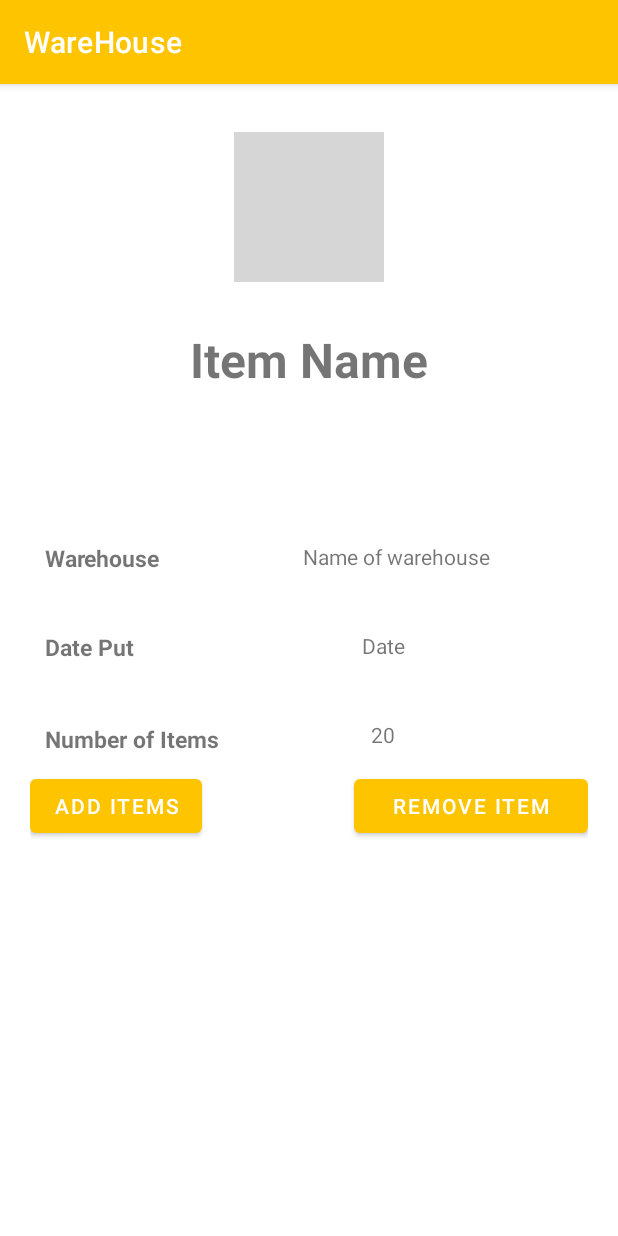
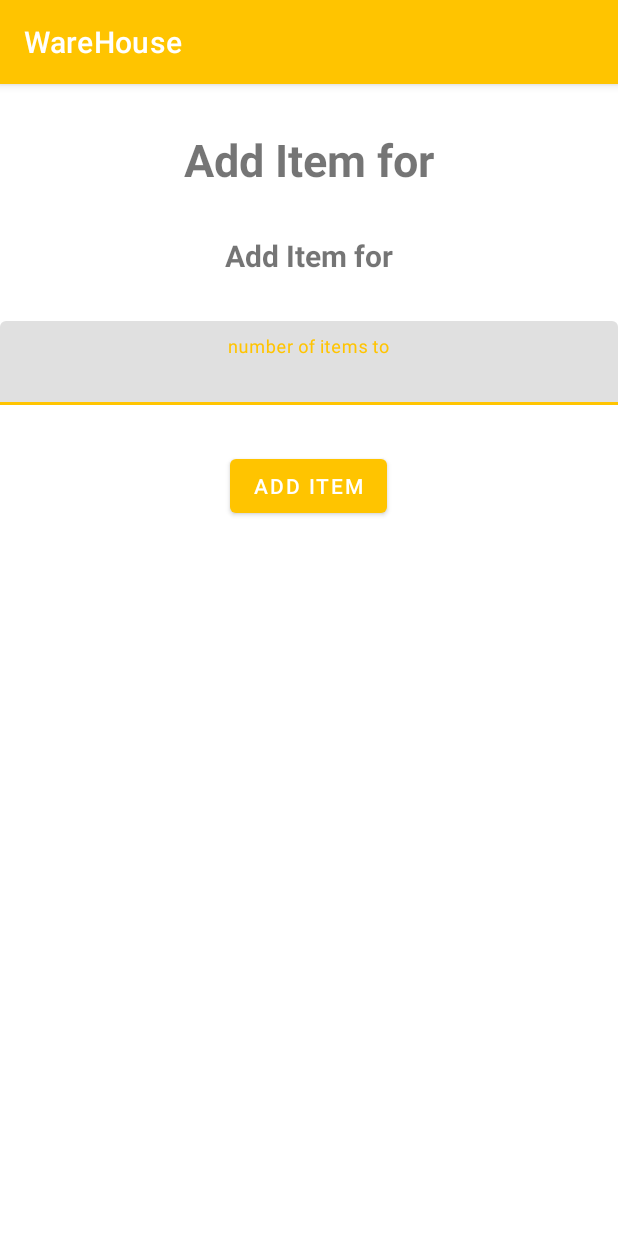
Before and after one commit to Kipbett/WareHouseApp, an Android app: the InventoryItemActivity screen opened directly, with no data from a screen before it, after a tap on "REMOVE ITEM", on a phone screen of 412 x 824 dp. Run offline under Robolectric (Android 15) with nearby library versions, the phone set to English and light mode, and no system bars; grey boxes are pictures that could not be loaded.

Commit message:
Add and Remove UI interfaces

```diff
--- a/app/build.gradle
+++ b/app/build.gradle
@@ -1,5 +1,6 @@
 plugins {
     id 'com.android.application'
+    id 'com.google.gms.google-services'
 }
 
 android {
@@ -37,6 +38,7 @@ dependencies {
     implementation 'com.google.android.gms:play-services-maps:17.0.0'
     implementation 'com.google.android.gms:play-services-location:17.1.0'
     implementation 'androidx.recyclerview:recyclerview:1.2.0-beta01'
+    implementation 'com.google.firebase:firebase-database:19.2.1'
     testImplementation 'junit:junit:4.+'
     androidTestImplementation 'androidx.test.ext:junit:1.1.1'
     androidTestImplementation 'androidx.test.espresso:espresso-core:3.2.0'
--- a/app/src/main/AndroidManifest.xml
+++ b/app/src/main/AndroidManifest.xml
@@ -16,7 +16,9 @@
         android:roundIcon="@mipmap/factory_ic_round"
         android:supportsRtl="true"
         android:theme="@style/Theme.WareHouse">
-        <activity android:name=".InventoryItemActivity"></activity>
+        <activity android:name=".RemoveItemActivity"></activity>
+        <activity android:name=".AddItemActivity" />
+        <activity android:name=".InventoryItemActivity" />
         <activity android:name=".BookingActivity" />
         <activity android:name=".InventoryActivity" />
         <activity android:name=".WarehouseDetailsActivity" />
--- a/app/src/main/java/com/example/warehouse/InventoryItemActivity.java
+++ b/app/src/main/java/com/example/warehouse/InventoryItemActivity.java
@@ -2,6 +2,7 @@ package com.example.warehouse;
 
 import androidx.appcompat.app.AppCompatActivity;
 
+import android.content.Intent;
 import android.os.Bundle;
 import android.view.View;
 import android.widget.Button;
@@ -30,6 +31,8 @@ public class InventoryItemActivity extends AppCompatActivity {
             @Override
             public void onClick(View v) {
                 Toast.makeText(InventoryItemActivity.this, "Add Items to warehouse", Toast.LENGTH_SHORT).show();
+                Intent intent_add = new Intent(InventoryItemActivity.this, AddItemActivity.class);
+                startActivity(intent_add);
             }
         });
 
@@ -37,6 +40,8 @@ public class InventoryItemActivity extends AppCompatActivity {
             @Override
             public void onClick(View v) {
                 Toast.makeText(InventoryItemActivity.this, "Remove Items from Warehouse", Toast.LENGTH_SHORT).show();
+                Intent intent_add = new Intent(InventoryItemActivity.this, RemoveItemActivity.class);
+                startActivity(intent_add);
             }
         });
     }
--- /dev/null
+++ b/app/src/main/java/com/example/warehouse/RemoveItemActivity.java
@@ -0,0 +1,14 @@
+package com.example.warehouse;
+
+import androidx.appcompat.app.AppCompatActivity;
+
+import android.os.Bundle;
+
+public class RemoveItemActivity extends AppCompatActivity {
+
+    @Override
+    protected void onCreate(Bundle savedInstanceState) {
+        super.onCreate(savedInstanceState);
+        setContentView(R.layout.activity_remove_item);
+    }
+}
--- /dev/null
+++ b/app/src/main/res/layout/activity_remove_item.xml
@@ -0,0 +1,54 @@
+<?xml version="1.0" encoding="utf-8"?>
+<RelativeLayout xmlns:android="http://schemas.android.com/apk/res/android"
+    xmlns:app="http://schemas.android.com/apk/res-auto"
+    xmlns:tools="http://schemas.android.com/tools"
+    android:layout_width="match_parent"
+    android:layout_height="match_parent"
+    tools:context=".AddItemActivity">
+
+    <TextView
+        android:layout_width="match_parent"
+        android:layout_height="wrap_content"
+        android:text="Add Item for"
+        android:gravity="center"
+        android:textSize="30sp"
+        android:layout_marginTop="30dp"
+        android:textStyle="bold"
+        android:id="@+id/header_remove"/>
+
+    <TextView
+        android:layout_width="match_parent"
+        android:layout_height="wrap_content"
+        android:text="Add Item for"
+        android:gravity="center"
+        android:textSize="20sp"
+        android:layout_marginTop="30dp"
+        android:textStyle="bold"
+        android:id="@+id/item_remove"
+        android:layout_below="@+id/header_remove"/>
+
+    <com.google.android.material.textfield.TextInputLayout
+        android:layout_width="match_parent"
+        android:layout_height="wrap_content"
+        android:focusable="true"
+        android:layout_below="@+id/item_remove"
+        android:layout_marginTop="30dp"
+        android:id="@+id/text_input">
+
+        <com.google.android.material.textfield.TextInputEditText
+            android:layout_width="match_parent"
+            android:layout_height="wrap_content"
+            android:hint="number of items to"
+            android:gravity="center"/>
+    </com.google.android.material.textfield.TextInputLayout>
+
+    <Button
+        android:layout_width="wrap_content"
+        android:layout_height="wrap_content"
+        android:text="Add Item"
+        android:layout_below="@+id/text_input"
+        android:layout_marginTop="30dp"
+        android:textColor="#ffffff"
+        android:layout_centerHorizontal="true"/>
+
+</RelativeLayout>
--- a/build.gradle
+++ b/build.gradle
@@ -6,6 +6,7 @@ buildscript {
     }
     dependencies {
         classpath "com.android.tools.build:gradle:4.1.2"
+        classpath 'com.google.gms:google-services:4.3.3'
 
         // NOTE: Do not place your application dependencies here; they belong
         // in the individual module build.gradle files
```
Also changed, not shown: app/src/main/java/com/example/warehouse/AddItemActivity.java (added, +14 -0 lines), app/src/main/res/layout/activity_add_item.xml (added, +54 -0 lines), 1 other file.
